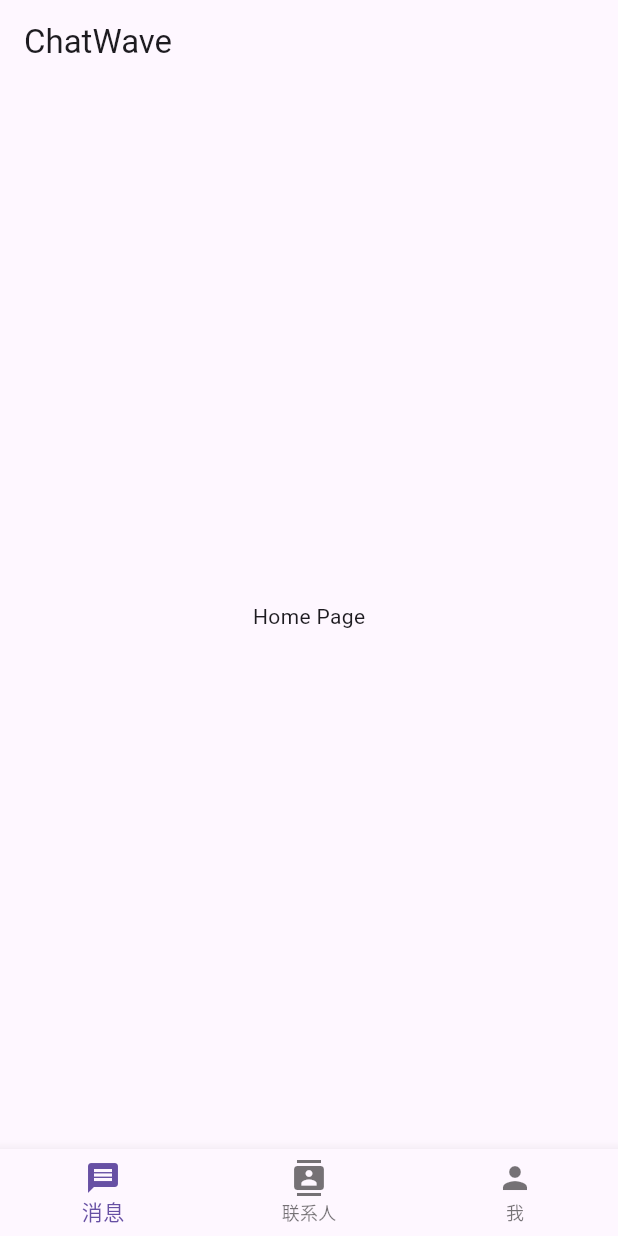
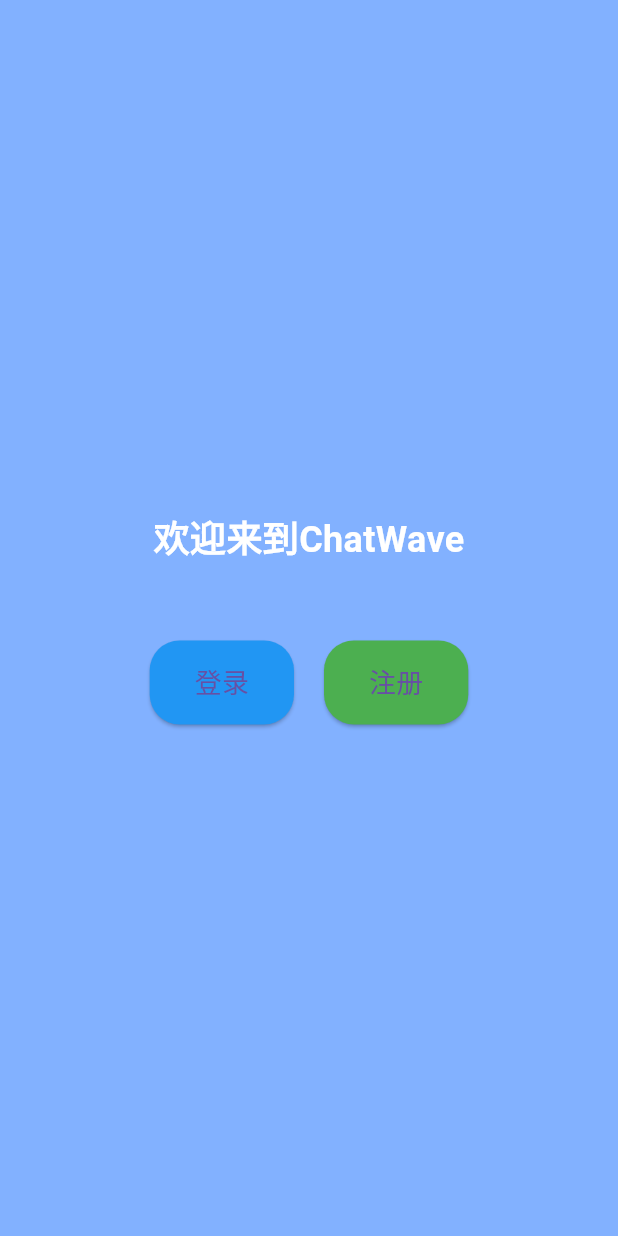
Before and after one commit to xhnya/chat_wave_flutter, a Flutter app: the screen it shows after launch, on a phone screen of 412 x 824 dp. Run offline on Flutter 3.47's test engine with Material 3 defaults, Android fonts, the phone set to English and light mode, and no system bars; our stand-ins replace dio, get, shared_preferences.

Commit message:
搭建页面基础模块

```diff
--- /dev/null
+++ b/lib/home/home_page.dart
@@ -0,0 +1,83 @@
+import 'package:flutter/material.dart';
+
+import 'package:chat_wave_flutter/user/login_page.dart';
+import 'package:chat_wave_flutter/user/register_page.dart';
+
+class HomePage extends StatelessWidget {
+  const HomePage({super.key});
+
+  @override
+  Widget build(BuildContext context) {
+    return Scaffold(
+      backgroundColor: Colors.blueAccent[100], // 设置背景颜色
+      body: Center(
+        child: Padding(
+          padding: const EdgeInsets.all(20.0), // 设置内容周围的内边距
+          child: Column(
+            mainAxisAlignment: MainAxisAlignment.center,
+            crossAxisAlignment: CrossAxisAlignment.center,
+            children: [
+              // 页面标题
+              Text(
+                '欢迎来到ChatWave',
+                style: TextStyle(
+                  fontSize: 24,
+                  fontWeight: FontWeight.bold,
+                  color: Colors.white,
+                ),
+              ),
+              SizedBox(height: 50), // 添加空白区域
+              // 横向排列的按钮
+              Row(
+                mainAxisAlignment: MainAxisAlignment.center,
+                children: [
+                  // 登录按钮
+                  ElevatedButton(
+                    onPressed: () {
+                      Navigator.push(
+                        context,
+                        MaterialPageRoute(builder: (context) => const LoginPage()),
+                      );
+                    },
+                    style: ElevatedButton.styleFrom(
+                      backgroundColor: Colors.blue, // 按钮颜色
+                      padding: EdgeInsets.symmetric(horizontal: 30, vertical: 15), // 按钮内边距
+                      shape: RoundedRectangleBorder(
+                        borderRadius: BorderRadius.circular(20), // 按钮圆角
+                      ),
+                    ),
+                    child: const Text(
+                      '登录',
+                      style: TextStyle(fontSize: 18),
+                    ),
+                  ),
+                  SizedBox(width: 20), // 按钮之间的间隔
+                  // 注册按钮
+                  ElevatedButton(
+                    onPressed: () {
+                      Navigator.push(
+                        context,
+                        MaterialPageRoute(builder: (context) => const RegisterPage()),
+                      );
+                    },
+                    style: ElevatedButton.styleFrom(
+                      backgroundColor: Colors.green, // 按钮颜色
+                      padding: EdgeInsets.symmetric(horizontal: 30, vertical: 15), // 按钮内边距
+                      shape: RoundedRectangleBorder(
+                        borderRadius: BorderRadius.circular(20), // 按钮圆角
+                      ),
+                    ),
+                    child: const Text(
+                      '注册',
+                      style: TextStyle(fontSize: 18),
+                    ),
+                  ),
+                ],
+              ),
+            ],
+          ),
+        ),
+      ),
+    );
+  }
+}
--- a/lib/main.dart
+++ b/lib/main.dart
@@ -1,6 +1,10 @@
 import 'package:chat_wave_flutter/contacts/contacts_page.dart';
+import 'package:chat_wave_flutter/home/home_page.dart';
 import 'package:chat_wave_flutter/my/my_page.dart';
+import 'package:chat_wave_flutter/user/login_page.dart';
 import 'package:flutter/material.dart';
+import 'package:get/get.dart';
+import 'package:shared_preferences/shared_preferences.dart';
 
 import 'message/message_page.dart';
 
@@ -13,11 +17,21 @@
 
   @override
   Widget build(BuildContext context) {
-    return MaterialApp(
+    return GetMaterialApp(
       theme: ThemeData(
         primarySwatch: Colors.blue, // Set your desired primary color here
       ),
       home: const HomeScreen(),
+      initialRoute: '/',
+      getPages: [
+        // 定义所有路由
+        GetPage(name: '/', page: () => const HomeScreen()),
+        GetPage(name: '/login', page: () => const LoginPage()),
+        GetPage(name: '/home', page: () => const HomePage()),
+        GetPage(name: '/message', page: () => const MessagePage()),
+        GetPage(name: '/contacts', page: () => const ContactsPage()),
+        GetPage(name: '/my', page: () => const MyPage()),
+      ],
     );
   }
 }
@@ -45,9 +59,31 @@
   }
 
   @override
+  void initState() {
+    super.initState();
+    _checkLoginStatus();
+  }
+
+  Future<void> _checkLoginStatus() async {
+    final prefs = await SharedPreferences.getInstance();
+    final isLoggedIn = prefs.getBool('isLoggedIn') ?? false;
+
+    if (!mounted) return;
+
+    if (isLoggedIn) {
+
+    } else {
+      Get.offNamed('/home');
+    }
+  }
+
+
+
+  @override
   Widget build(BuildContext context) {
     return Scaffold(
       appBar: AppBar(
+        automaticallyImplyLeading: false, // This removes the back button
         title: const Text('ChatWave'),
       ),
       body: Center(
--- a/pubspec.yaml
+++ b/pubspec.yaml
@@ -34,6 +34,10 @@
   # The following adds the Cupertino Icons font to your application.
   # Use with the CupertinoIcons class for iOS style icons.
   cupertino_icons: ^1.0.8
+
+  get:
+  dio: ^5.7.0
+  shared_preferences:
 
 dev_dependencies:
   flutter_test:
```
Also changed, not shown: lib/message/message_page.dart (+16 -2 lines), lib/my/my_page.dart (+20 -2 lines), lib/user/login_page.dart (added, +118 -0 lines), lib/user/register_page.dart (added, +12 -0 lines), lib/utils/request.dart (added, +112 -0 lines), 1 other file.
